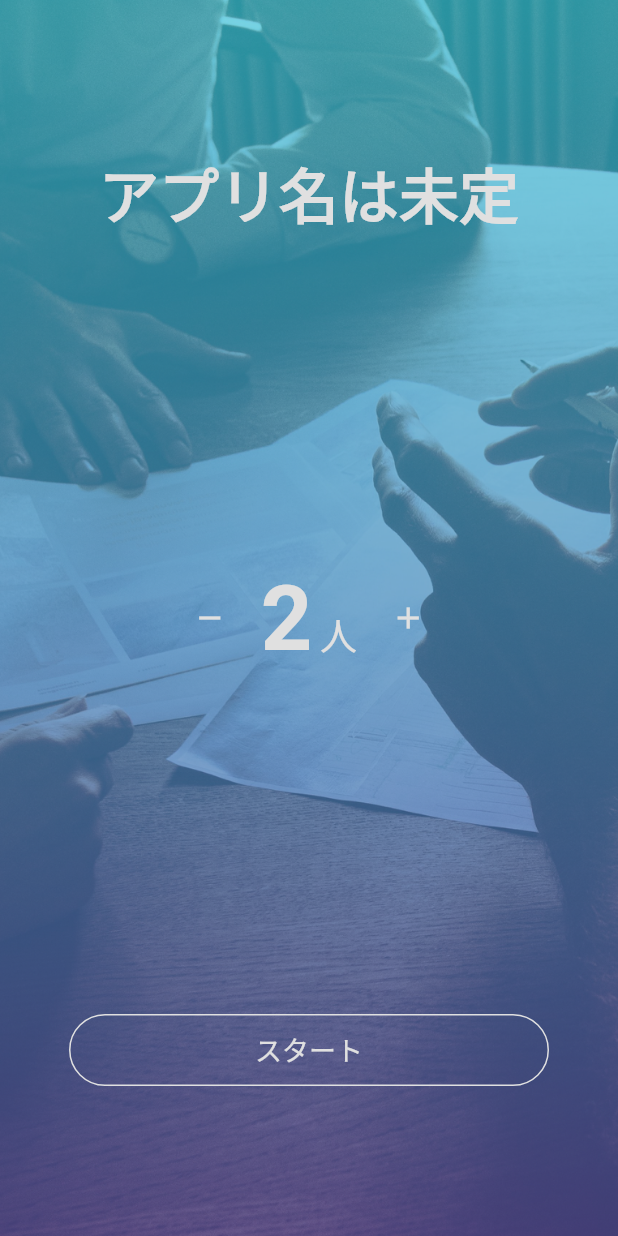
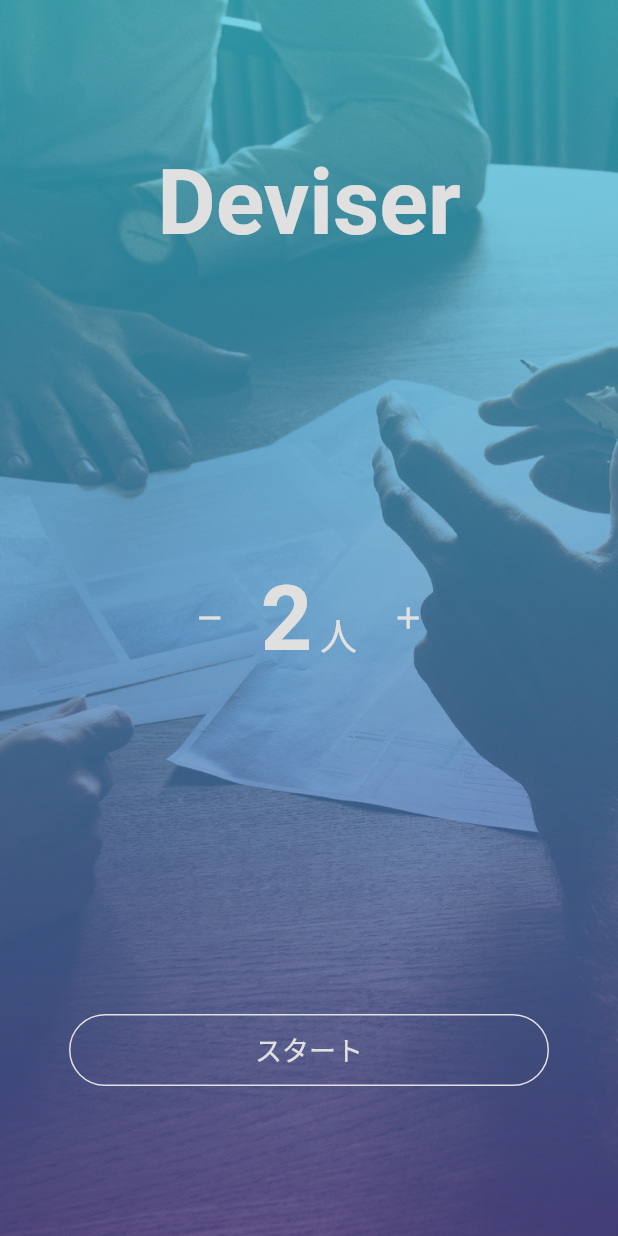
Before and after one commit to usmysa/deviser, a Flutter app: the screen it shows after launch, on a phone screen of 412 x 824 dp. Run offline on Flutter 3.47's test engine with Material 2 defaults, Android fonts, the phone set to English and light mode, and no system bars; Roboto replaces fonts that are missing (M PLUS 1p).

Commit message:
アプリ名の設定

```diff
--- a/lib/main.dart
+++ b/lib/main.dart
@@ -67,8 +67,8 @@ class _TopPageState extends State<TopPage> {
             child: Padding(
               padding: EdgeInsets.only(top: 100.0),
               child: Text(
-                'アプリ名は未定',
-                style: TextStyle(fontSize: 40.0, color: Colors.grey[300], fontWeight: FontWeight.bold),
+                'Deviser',
+                style: TextStyle(fontSize: 60.0, color: Colors.grey[300], fontWeight: FontWeight.bold),
               ),
             )
           ),
```
